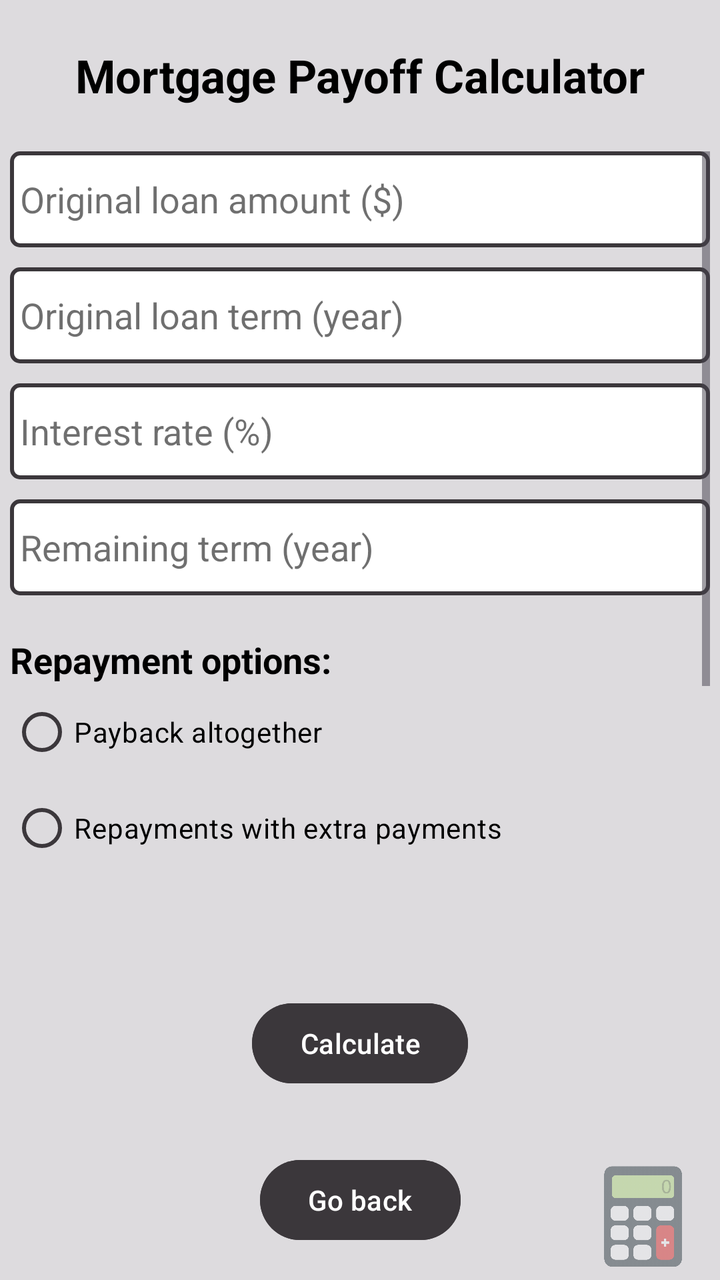
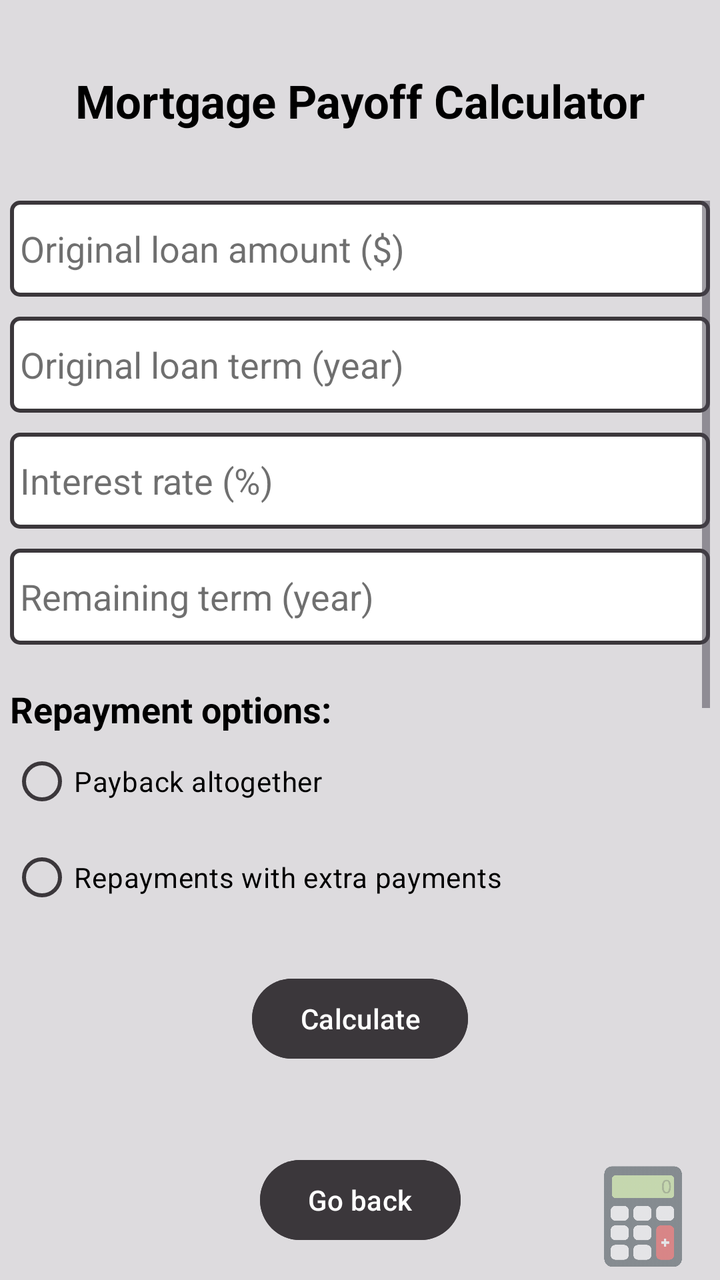

Before-and-after screenshots of an Android layout around one commit, followed by the original layout XML and the change that was made.
<!-- AndroidManifest.xml: application theme Theme.FinCal -->
<!-- res/layout/activity_category1_option3.xml -->
<?xml version="1.0" encoding="utf-8"?>
<androidx.constraintlayout.widget.ConstraintLayout xmlns:android="http://schemas.android.com/apk/res/android"
    xmlns:app="http://schemas.android.com/apk/res-auto"
    xmlns:tools="http://schemas.android.com/tools"
    android:id="@+id/main"
    android:layout_width="match_parent"
    android:layout_height="match_parent"
    android:background="@color/app_background"
    tools:context=".Category1Option3Activity">

    <TextView
        android:id="@+id/optionsTitle"
        android:layout_width="wrap_content"
        android:layout_height="wrap_content"
        android:gravity="center"
        android:text="@string/calc_mortgage_payoff"
        android:textColor="@color/text_primary"
        android:textSize="23sp"
        android:textStyle="bold"
        app:layout_constraintBottom_toTopOf="@id/scrollView"
        app:layout_constraintEnd_toEndOf="parent"
        app:layout_constraintStart_toStartOf="parent"
        app:layout_constraintTop_toTopOf="parent" />

    <ScrollView
        android:id="@+id/scrollView"
        android:layout_width="350dp"
        android:layout_height="350dp"
        app:layout_constraintBottom_toTopOf="@id/resultTextView"
        app:layout_constraintEnd_toEndOf="parent"
        app:layout_constraintStart_toStartOf="parent"
        app:layout_constraintTop_toBottomOf="@id/optionsTitle">

        <LinearLayout
            android:id="@+id/mortgageScrollView"
            android:layout_width="match_parent"
            android:layout_height="wrap_content"
            android:orientation="vertical">

            <EditText
                android:id="@+id/origLoanAmount"
                android:layout_width="match_parent"
                android:layout_height="48dp"
                android:layout_marginBottom="10dp"
                android:background="@drawable/edit_text_border"
                android:ems="10"
                android:gravity="center_vertical"
                android:hint="@string/original_loan_amount"
                android:importantForAutofill="no"
                android:inputType="numberDecimal"
                android:paddingStart="5dp"
                android:paddingEnd="5dp"
                android:textColor="@color/text_primary"
                android:textColorHint="@color/text_hint_color" />

            <EditText
                android:id="@+id/origLoanTerm"
                android:layout_width="match_parent"
                android:layout_height="48dp"
                android:layout_marginBottom="10dp"
                android:background="@drawable/edit_text_border"
                android:ems="10"
                android:gravity="center_vertical"
                android:hint="@string/original_loan_term"
                android:importantForAutofill="no"
                android:inputType="numberDecimal"
                android:paddingStart="5dp"
                android:paddingEnd="5dp"
                android:textColor="@color/text_primary"
                android:textColorHint="@color/text_hint_color" />

            <EditText
                android:id="@+id/interestRate"
                android:layout_width="match_parent"
                android:layout_height="48dp"
                android:layout_marginBottom="10dp"
                android:background="@drawable/edit_text_border"
                android:ems="10"
                android:gravity="center_vertical"
                android:hint="@string/interest_rate"
                android:importantForAutofill="no"
                android:inputType="numberDecimal"
                android:paddingStart="5dp"
                android:paddingEnd="5dp"
                android:textColor="@color/text_primary"
                android:textColorHint="@color/text_hint_color" />

            <EditText
                android:id="@+id/remainingTerm"
                android:layout_width="match_parent"
                android:layout_height="48dp"
                android:layout_marginBottom="10dp"
                android:background="@drawable/edit_text_border"
                android:ems="10"
                android:gravity="center_vertical"
                android:hint="@string/remaining_term"
                android:importantForAutofill="no"
                android:inputType="numberDecimal"
                android:paddingStart="5dp"
                android:paddingEnd="5dp"
                android:textColor="@color/text_primary"
                android:textColorHint="@color/text_hint_color" />

            <TextView
                android:id="@+id/action_bar_subtitle"
                android:layout_width="match_parent"
                android:layout_height="wrap_content"
                android:layout_marginTop="10dp"
                android:gravity="center_vertical"
                android:text="@string/repayment_options"
                android:textColor="@color/text_primary"
                android:textSize="18sp"
                android:textStyle="bold" />

            <RadioGroup
                android:id="@+id/repaymentRadioGroup"
                android:layout_width="match_parent"
                android:layout_height="wrap_content">

                <RadioButton
                    android:id="@+id/radioPaybackAltogether"
                    android:layout_width="match_parent"
                    android:layout_height="wrap_content"
                    android:text="@string/payback_altogether"
                    android:textColor="@color/text_primary"
                    app:buttonTint="@color/text_third" />

                <RadioButton
                    android:id="@+id/radioExtraPayment"
                    android:layout_width="match_parent"
                    android:layout_height="wrap_content"
                    android:text="@string/extra_monthly_payment"
                    android:textColor="@color/text_primary"
                    app:buttonTint="@color/text_third" />

                <LinearLayout
                    android:id="@+id/extraPaymentsContainer"
                    android:layout_width="match_parent"
                    android:layout_height="wrap_content"
                    android:orientation="vertical"
                    android:paddingStart="32dp"
                    android:paddingEnd="0dp"
                    android:visibility="gone"
                    tools:visibility="visible">

                    <EditText
                        android:id="@+id/perMonth"
                        android:layout_width="match_parent"
                        android:layout_height="48dp"
                        android:layout_marginBottom="5dp"
                        android:background="@drawable/edit_text_border"
                        android:ems="10"
                        android:gravity="center_vertical"
                        android:hint="@string/per_month"
                        android:importantForAutofill="no"
                        android:inputType="numberDecimal"
                        android:paddingStart="5dp"
                        android:paddingEnd="5dp"
                        android:text="@string/default_value_per_month"
                        android:textColor="@color/text_primary"
                        android:textColorHint="@color/text_hint_color" />

                    <EditText
                        android:id="@+id/perYear"
                        android:layout_width="match_parent"
                        android:layout_height="48dp"
                        android:layout_marginBottom="5dp"
                        android:background="@drawable/edit_text_border"
                        android:ems="10"
                        android:gravity="center_vertical"
                        android:hint="@string/per_year"
                        android:importantForAutofill="no"
                        android:inputType="numberDecimal"
                        android:paddingStart="5dp"
                        android:paddingEnd="5dp"
                        android:textColor="@color/text_primary"
                        android:textColorHint="@color/text_hint_color" />

                    <EditText
                        android:id="@+id/oneTimePay"
                        android:layout_width="match_parent"
                        android:layout_height="48dp"
                        android:layout_marginBottom="5dp"
                        android:background="@drawable/edit_text_border"
                        android:ems="10"
                        android:gravity="center_vertical"
                        android:hint="@string/one_time"
                        android:importantForAutofill="no"
                        android:inputType="numberDecimal"
                        android:paddingStart="5dp"
                        android:paddingEnd="5dp"
                        android:textColor="@color/text_primary"
                        android:textColorHint="@color/text_hint_color" />
                </LinearLayout>

                <RadioButton
                    android:id="@+id/radioBiweekly"
                    android:layout_width="match_parent"
                    android:layout_height="wrap_content"
                    android:text="@string/biweekly_payment"
                    android:textColor="@color/text_primary"
                    app:buttonTint="@color/text_third" />

                <RadioButton
                    android:id="@+id/radioNormal"
                    android:layout_width="match_parent"
                    android:layout_height="wrap_content"
                    android:checked="true"
                    android:text="@string/normal_repayment"
                    android:textColor="@color/text_primary"
                    app:buttonTint="@color/text_third" />

            </RadioGroup>

        </LinearLayout>

    </ScrollView>

    <TextView
        android:id="@+id/resultTextView"
        android:layout_width="wrap_content"
        android:layout_height="wrap_content"
        android:textColor="@color/text_primary"
        android:textSize="20sp"
        app:layout_constraintBottom_toTopOf="@id/calculateButton"
        app:layout_constraintEnd_toEndOf="parent"
        app:layout_constraintStart_toStartOf="parent"
        app:layout_constraintTop_toBottomOf="@id/scrollView" />

    <Button
        android:id="@+id/calculateButton"
        android:layout_width="wrap_content"
        android:layout_height="wrap_content"
        android:layout_marginBottom="8dp"
        android:backgroundTint="@color/button_calculate"
        android:text="@string/calculate_button"
        android:textColor="@color/text_secondary"
        app:layout_constraintBottom_toTopOf="@id/backButton"
        app:layout_constraintEnd_toEndOf="parent"
        app:layout_constraintStart_toStartOf="parent"
        app:layout_constraintTop_toBottomOf="@id/resultTextView" />

    <Button
        android:id="@+id/backButton"
        android:layout_width="wrap_content"
        android:layout_height="wrap_content"
        android:layout_marginBottom="16dp"
        android:backgroundTint="@color/button_navigation"
        android:text="@string/button_back"
        android:textColor="@color/text_secondary"
        app:layout_constraintBottom_toBottomOf="parent"
        app:layout_constraintEnd_toEndOf="parent"
        app:layout_constraintStart_toStartOf="parent" />

    <ImageView
        android:id="@+id/logo"
        android:layout_width="67dp"
        android:layout_height="73dp"
        android:layout_marginEnd="5dp"
        android:layout_marginBottom="-5dp"
        android:alpha=".5"
        android:importantForAccessibility="no"
        app:layout_constraintBottom_toBottomOf="parent"
        app:layout_constraintEnd_toEndOf="parent"
        app:srcCompat="@drawable/logo"
        tools:ignore="ImageContrastCheck,VisualLintBounds" />

</androidx.constraintlayout.widget.ConstraintLayout>
<!-- resources referenced by this layout -->
<resources>
  <color name="app_background">#DDDBDE</color>
  <color name="button_calculate">#3B373B</color>
  <color name="button_navigation">#3B373B</color>
  <color name="text_hint_color">#90000000</color>
  <color name="text_primary">#000000</color>
  <color name="text_secondary">#FFFFFFFF</color>
  <color name="text_third">#3B373B</color>
  <!-- drawable edit_text_border (drawable) -->
  <?xml version="1.0" encoding="utf-8"?>
  <shape xmlns:android="http://schemas.android.com/apk/res/android"
      android:shape="rectangle">
      <solid android:color="@color/white" />
      <stroke
          android:width="2dp"
          android:color="@color/text_third" />
      <corners android:radius="4dp" />
  </shape>
  <!-- drawable logo: png bitmap (drawable, 17765 bytes) -->
  <string name="biweekly_payment">Biweekly payment</string>
  <string name="button_back">Go back</string>
  <string name="calc_mortgage_payoff">Mortgage Payoff Calculator</string>
  <string name="calculate_button">Calculate</string>
  <string name="default_value_per_month">500</string>
  <string name="extra_monthly_payment">Repayments with extra payments</string>
  <string name="interest_rate">Interest rate (%)</string>
  <string name="normal_repayment">Normal repayment</string>
  <string name="one_time">one time ($)</string>
  <string name="original_loan_amount">Original loan amount ($)</string>
  <string name="original_loan_term">Original loan term (year)</string>
  <string name="payback_altogether">Payback altogether</string>
  <string name="per_month">per month ($)</string>
  <string name="per_year">per year ($)</string>
  <string name="remaining_term">Remaining term (year)</string>
  <string name="repayment_options">Repayment options:</string>
  <style name="Theme.FinCal" parent="Base.Theme.FinCal" />
  <color name="white">#FFFFFFFF</color>
  <style name="Base.Theme.FinCal" parent="Theme.Material3.DayNight.NoActionBar">
          
          <item name="colorPrimary">@color/button_navigation</item>
          <item name="android:windowBackground">@color/app_background</item>
          <item name="colorSurface">@color/app_background</item>
          <item name="colorOnSurface">@color/text_primary</item>
          <item name="android:textColorPrimary">@color/text_primary</item>
          <item name="colorSecondary">@color/button_navigation</item>
          <item name="colorOnPrimary">@color/app_background</item>
      </style>
</resources>

<!-- the commit's change to res/layout/activity_category1_option3.xml (unified diff, before → after) -->
@@ -26,7 +26,7 @@
         android:id="@+id/scrollView"
         android:layout_width="350dp"
         android:layout_height="350dp"
-        app:layout_constraintBottom_toTopOf="@id/resultTextView"
+        app:layout_constraintBottom_toTopOf="@id/calculateButton"
         app:layout_constraintEnd_toEndOf="parent"
         app:layout_constraintStart_toStartOf="parent"
         app:layout_constraintTop_toBottomOf="@id/optionsTitle">
@@ -119,7 +119,7 @@
 
                 <RadioButton
                     android:id="@+id/radioPaybackAltogether"
-                    android:layout_width="match_parent"
+                    android:layout_width="wrap_content"
                     android:layout_height="wrap_content"
                     android:text="@string/payback_altogether"
                     android:textColor="@color/text_primary"
@@ -127,7 +127,7 @@
 
                 <RadioButton
                     android:id="@+id/radioExtraPayment"
-                    android:layout_width="match_parent"
+                    android:layout_width="wrap_content"
                     android:layout_height="wrap_content"
                     android:text="@string/extra_monthly_payment"
                     android:textColor="@color/text_primary"
@@ -195,7 +195,7 @@
 
                 <RadioButton
                     android:id="@+id/radioBiweekly"
-                    android:layout_width="match_parent"
+                    android:layout_width="wrap_content"
                     android:layout_height="wrap_content"
                     android:text="@string/biweekly_payment"
                     android:textColor="@color/text_primary"
@@ -203,7 +203,7 @@
 
                 <RadioButton
                     android:id="@+id/radioNormal"
-                    android:layout_width="match_parent"
+                    android:layout_width="wrap_content"
                     android:layout_height="wrap_content"
                     android:checked="true"
                     android:text="@string/normal_repayment"
@@ -212,20 +212,18 @@
 
             </RadioGroup>
 
+            <TextView
+                android:id="@+id/resultTextView"
+                android:layout_width="wrap_content"
+                android:layout_height="wrap_content"
+                android:textColor="@color/text_primary"
+                android:textSize="18sp" />
+
         </LinearLayout>
 
+
     </ScrollView>
 
-    <TextView
-        android:id="@+id/resultTextView"
-        android:layout_width="wrap_content"
-        android:layout_height="wrap_content"
-        android:textColor="@color/text_primary"
-        android:textSize="20sp"
-        app:layout_constraintBottom_toTopOf="@id/calculateButton"
-        app:layout_constraintEnd_toEndOf="parent"
-        app:layout_constraintStart_toStartOf="parent"
-        app:layout_constraintTop_toBottomOf="@id/scrollView" />
 
     <Button
         android:id="@+id/calculateButton"
@@ -238,7 +236,7 @@
         app:layout_constraintBottom_toTopOf="@id/backButton"
         app:layout_constraintEnd_toEndOf="parent"
         app:layout_constraintStart_toStartOf="parent"
-        app:layout_constraintTop_toBottomOf="@id/resultTextView" />
+        app:layout_constraintTop_toBottomOf="@id/scrollView" />
 
     <Button
         android:id="@+id/backButton"
